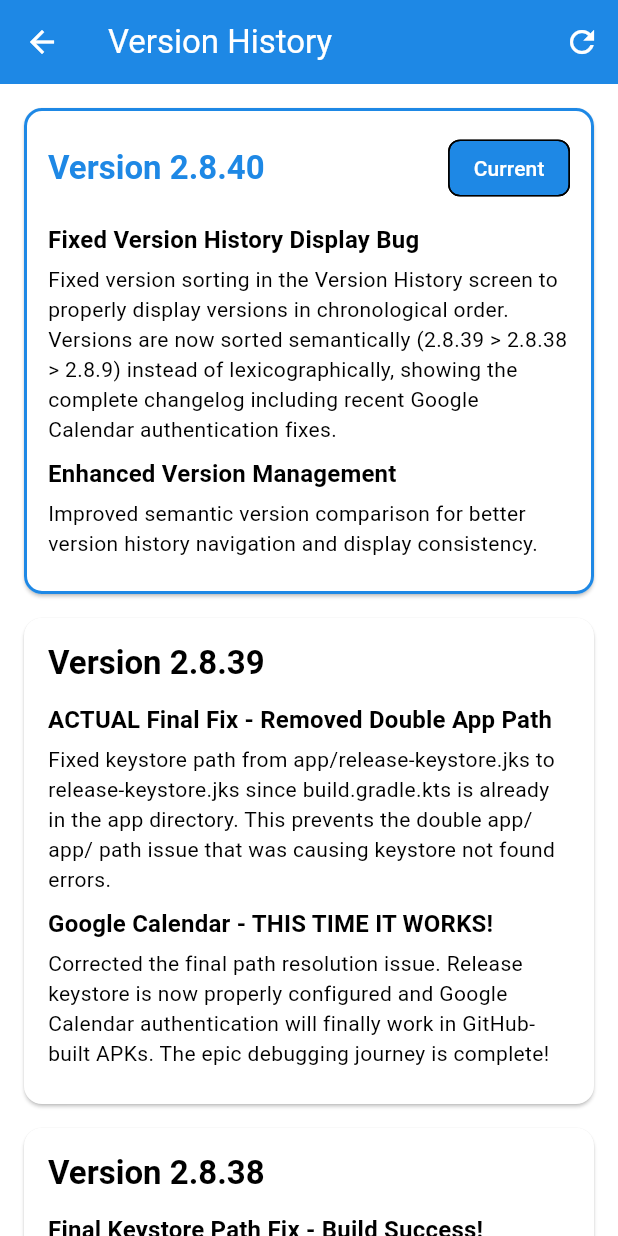
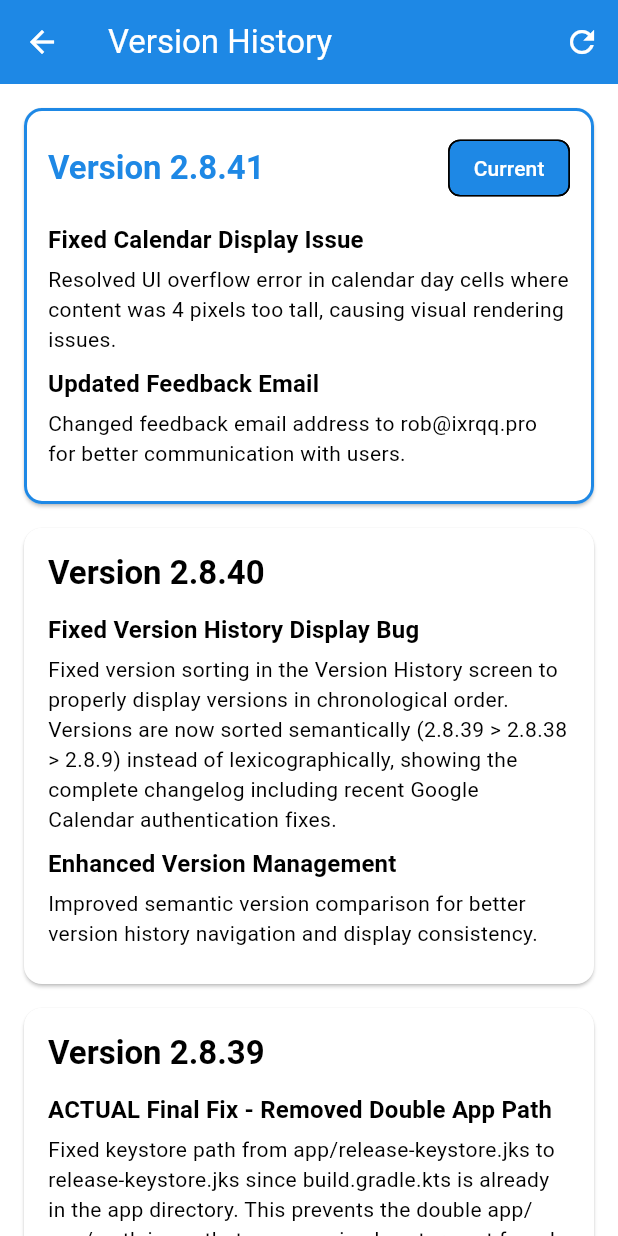
Before and after one commit to robertf670/spdrivercalendar, a Flutter app: the VersionHistoryScreen screen opened by its route, on a phone screen of 412 x 824 dp. Run offline on Flutter 3.47's test engine with Material 3 defaults, Android fonts, the light colour scheme and no system bars; our stand-ins replace csv, file_picker, flutter_local_notifications, google_sign_in, googleapis_auth, package_info_plus and 4 more; missing offline and left inert: googleapis; accounts and stored records are empty; project files that could hold a hidden picture were left out.

Commit message:
v2.8.41: Fixed calendar display issue and updated feedback email

```diff
--- a/lib/core/constants/changelog_data.dart
+++ b/lib/core/constants/changelog_data.dart
@@ -1,4 +1,14 @@
 final Map<String, List<Map<String, String>>> changelogData = {
+  '2.8.41': [
+    {
+      'title': 'Fixed Calendar Display Issue',
+      'description': 'Resolved UI overflow error in calendar day cells where content was 4 pixels too tall, causing visual rendering issues.',
+    },
+    {
+      'title': 'Updated Feedback Email',
+      'description': 'Changed feedback email address to rob@ixrqq.pro for better communication with users.',
+    },
+  ],
   '2.8.40': [
     {
       'title': 'Fixed Version History Display Bug',
--- a/lib/features/feedback/screens/feedback_screen.dart
+++ b/lib/features/feedback/screens/feedback_screen.dart
@@ -29,7 +29,7 @@ class _FeedbackScreenState extends State<FeedbackScreen> {
     final scaffoldMessenger = ScaffoldMessenger.of(context); // Capture ScaffoldMessenger
 
     // --- Replace placeholder with url_launcher logic ---
-    const String recipientEmail = 'ixrqq@tuta.io'; // <-- *** REPLACE WITH YOUR EMAIL ***
+    const String recipientEmail = 'rob@ixrqq.pro'; // <-- *** REPLACE WITH YOUR EMAIL ***
     const String subject = 'Spare Driver Calendar App Feedback';
     final String body = feedback;
 
--- a/pubspec.yaml
+++ b/pubspec.yaml
@@ -3,7 +3,7 @@ description: Calendar application for spare drivers.
 
 publish_to: 'none' # Remove this line if you wish to publish to pub.dev
 
-version: 2.8.40+1
+version: 2.8.41+1
 
 environment:
   sdk: ">=3.0.0 <4.0.0"
```
Also changed, not shown: lib/features/calendar/screens/calendar_screen.dart (+44 -26 lines), 1 other file.
